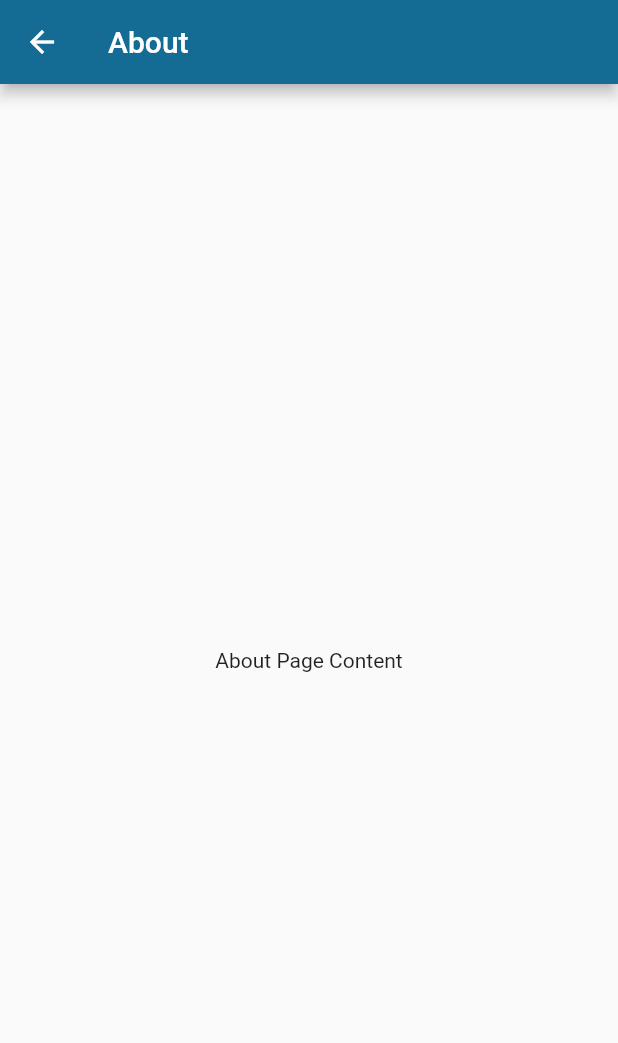
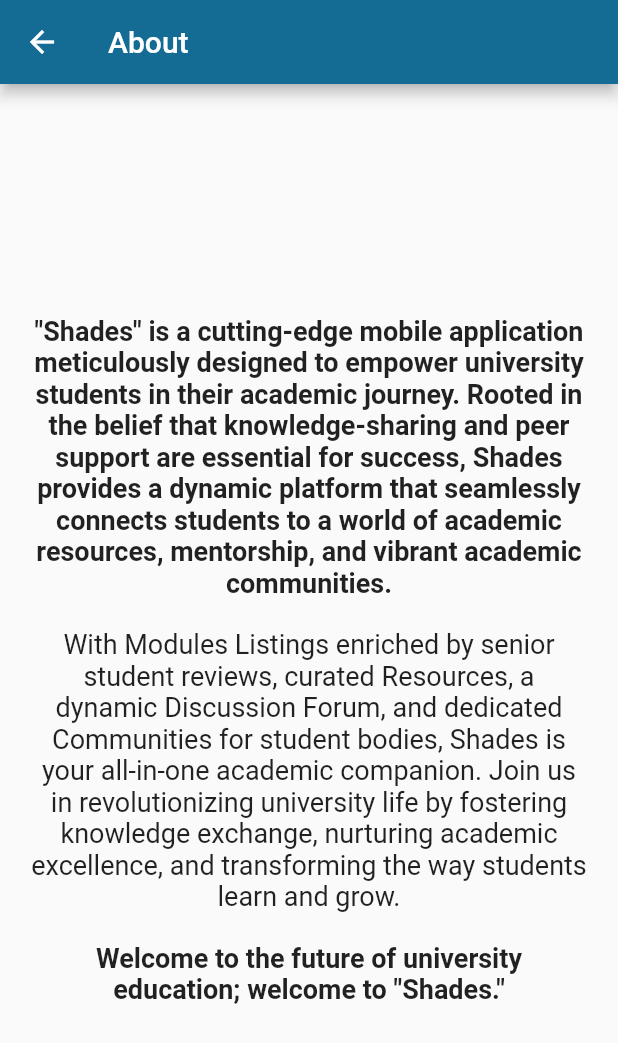
Before and after one commit to Harish3000/shades-app-flutter-project, a Flutter app: the AboutPage screen opened directly, on a phone screen of 412 x 824 dp. Shown: the top 1043 px of the screen. Run offline on Flutter 3.47's test engine with Material 2 defaults, Android fonts, the phone set to English and light mode, and no system bars; our stand-ins replace cloud_firestore, firebase_auth, firebase_core, flutter_rating_bar; accounts and stored records are empty.

Commit message:
Update AboutPage.dart
DUMMY ABOUT PAGE

```diff
--- a/shades/lib/features/community_mgt/AboutPage.dart
+++ b/shades/lib/features/community_mgt/AboutPage.dart
@@ -9,7 +9,33 @@ class AboutPage extends StatelessWidget {
         backgroundColor: const Color(0xFF146C94),
       ),
       body: Center(
-        child: Text('About Page Content'),
+        child: SingleChildScrollView(
+          child: Padding(
+            padding: const EdgeInsets.all(20.0),
+            child: Column(
+              mainAxisAlignment: MainAxisAlignment.center,
+              children: <Widget>[
+                Text(
+                  '"Shades" is a cutting-edge mobile application meticulously designed to empower university students in their academic journey. Rooted in the belief that knowledge-sharing and peer support are essential for success, Shades provides a dynamic platform that seamlessly connects students to a world of academic resources, mentorship, and vibrant academic communities.',
+                  textAlign: TextAlign.center,
+                  style: TextStyle(fontSize: 18, fontWeight: FontWeight.bold),
+                ),
+                SizedBox(height: 20),
+                Text(
+                  'With Modules Listings enriched by senior student reviews, curated Resources, a dynamic Discussion Forum, and dedicated Communities for student bodies, Shades is your all-in-one academic companion. Join us in revolutionizing university life by fostering knowledge exchange, nurturing academic excellence, and transforming the way students learn and grow.',
+                  textAlign: TextAlign.center,
+                  style: TextStyle(fontSize: 18),
+                ),
+                SizedBox(height: 20),
+                Text(
+                  'Welcome to the future of university education; welcome to "Shades."',
+                  textAlign: TextAlign.center,
+                  style: TextStyle(fontSize: 18, fontWeight: FontWeight.bold),
+                ),
+              ],
+            ),
+          ),
+        ),
       ),
     );
   }
```
